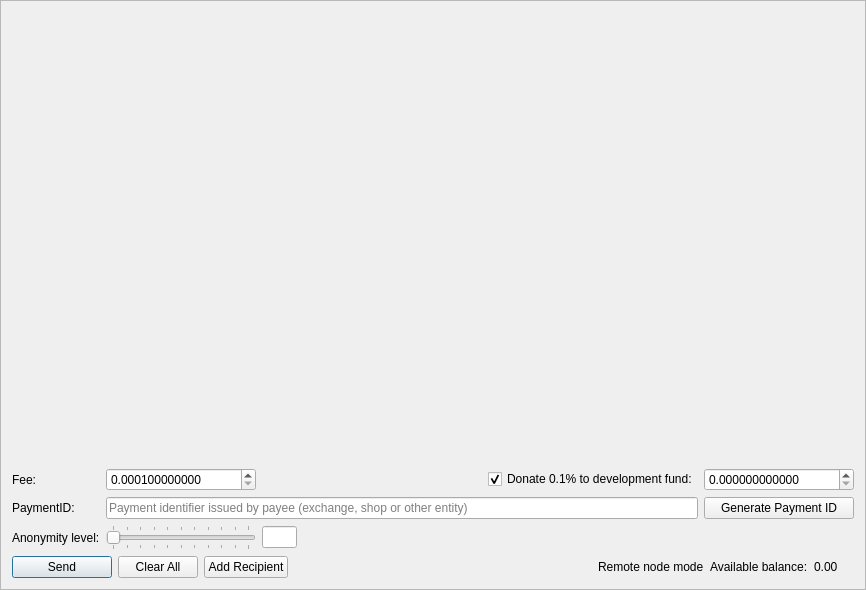
This is src/gui/ui/sendframe.ui in exploshot/fork_qwertycoin-gui as Qt 5 draws it before an edit. The edited form follows.
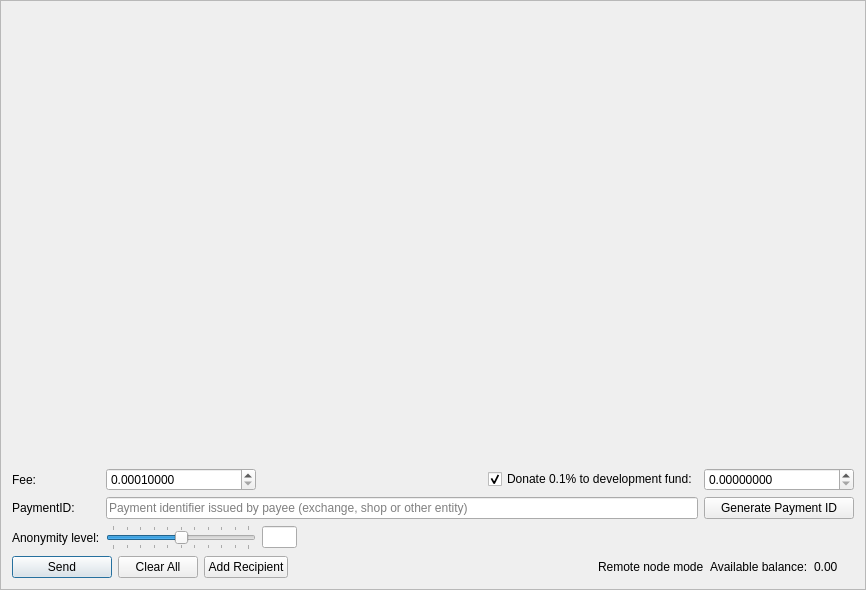
This is the edited form. Icons and pictures are not drawn.

Patch:
```diff
--- a/src/gui/ui/sendframe.ui
+++ b/src/gui/ui/sendframe.ui
@@ -96,7 +96,7 @@
         <number>1</number>
        </property>
        <property name="sliderPosition">
-        <number>0</number>
+        <number>5</number>
        </property>
        <property name="tracking">
         <bool>false</bool>
@@ -205,7 +205,7 @@
         <string/>
        </property>
        <property name="decimals">
-        <number>12</number>
+        <number>8</number>
        </property>
        <property name="minimum">
         <double>0.00010000</double>
@@ -267,10 +267,10 @@
         <locale language="English" country="UnitedStates"/>
        </property>
        <property name="decimals">
-        <number>12</number>
+        <number>8</number>
        </property>
        <property name="maximum">
-        <double>999999999999999.99999999</double>
+        <double>999999999999999.000000000000000</double>
        </property>
        <property name="singleStep">
         <double>0.10000000</double>
```
Left out of the diff: 2 changed lines with no effect on the pictures.
